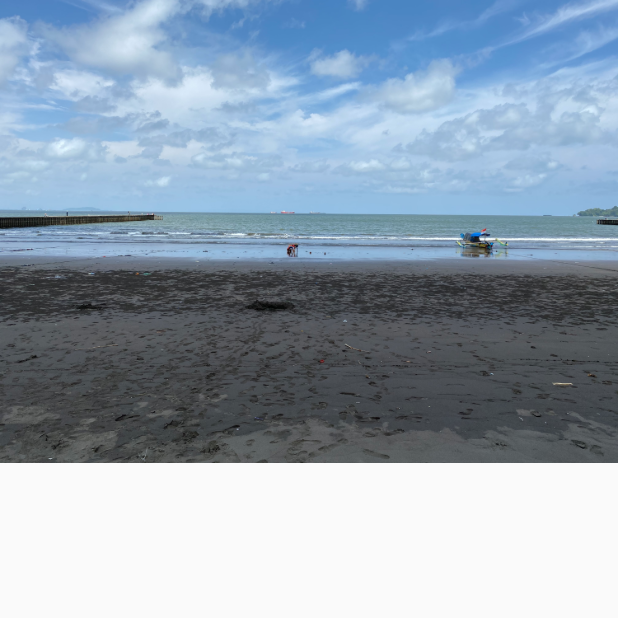
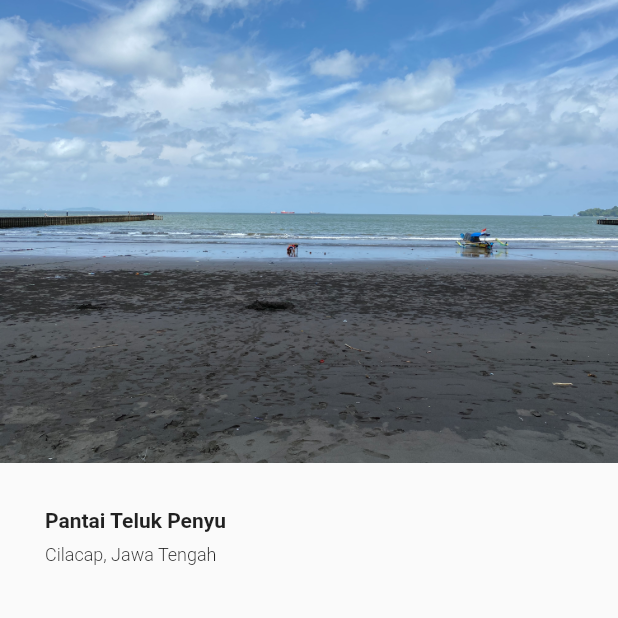
Before and after one commit to arifin1301/learn-flutter--2, a Flutter app: the screen it shows after launch, on a phone screen of 412 x 824 dp, the top half of it. Run offline on Flutter 3.47's test engine with Material 2 defaults, Android fonts, the phone set to English and light mode, and no system bars.

Commit message:
add title place

```diff
--- a/lib/home_page.dart
+++ b/lib/home_page.dart
@@ -6,8 +6,40 @@
     return Scaffold(
       body: SafeArea(
         child: Column(
+          crossAxisAlignment: CrossAxisAlignment.start,
           children: [
             Image.asset("assets/image.png"),
+            SizedBox(
+              height: 30,
+            ),
+            Padding(
+              padding: EdgeInsets.symmetric(
+                horizontal: 30,
+              ),
+              child: Row(
+                children: [
+                  Column(
+                    crossAxisAlignment: CrossAxisAlignment.start,
+                    children: [
+                      Text(
+                        "Pantai Teluk Penyu",
+                        style: TextStyle(
+                          fontWeight: FontWeight.bold,
+                        ),
+                      ),
+                      SizedBox(
+                        height: 8,
+                      ),
+                      Text(
+                        "Cilacap, Jawa Tengah",
+                        style: TextStyle(
+                            fontWeight: FontWeight.w300, fontSize: 12),
+                      )
+                    ],
+                  ),
+                ],
+              ),
+            )
           ],
         ),
       ),
```
